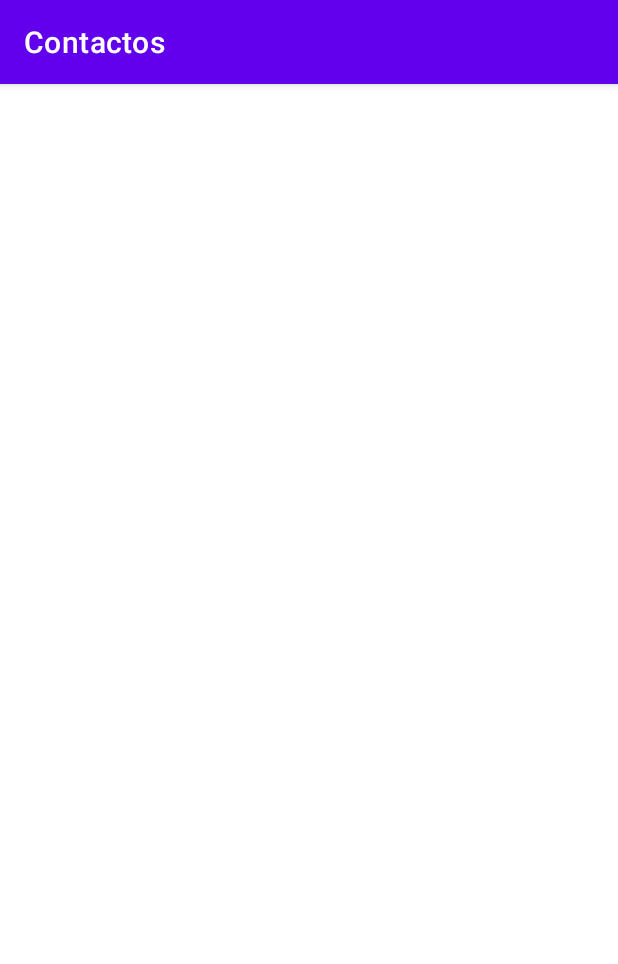
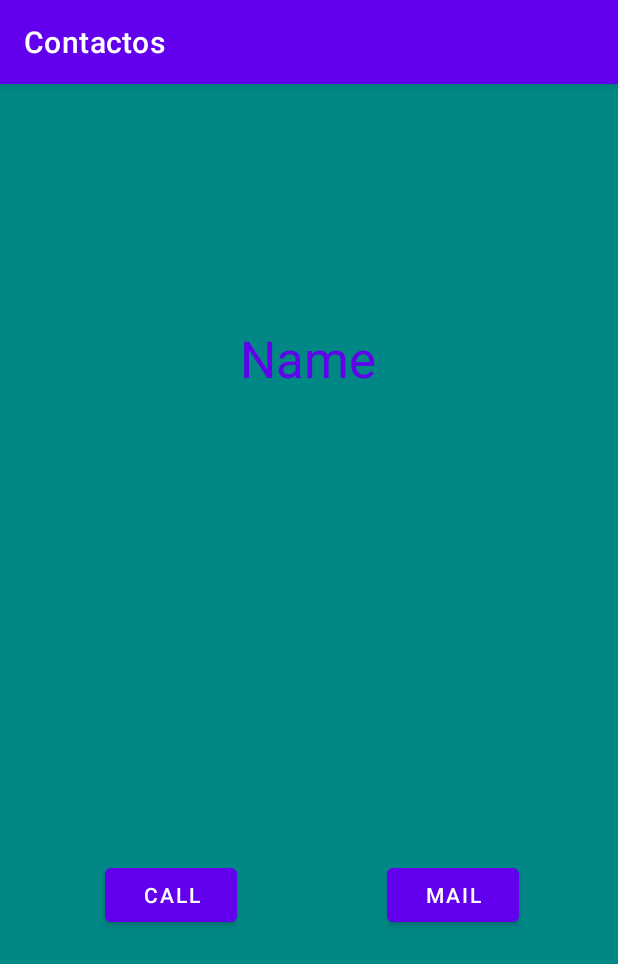
Before and after one commit to RafaelJoseOL/ContactosApp, an Android app: the fragment ContactInfo shown on its own in the app's theme, on a phone screen of 412 x 824 dp. Shown: the top 964 px of the screen. Run offline under Robolectric (Android 15) with nearby library versions, the phone set to English and light mode, and no system bars; pictures from the network do not load.

```diff
--- a/app/src/main/java/com/rafa/contactos/Contact.kt
+++ b/app/src/main/java/com/rafa/contactos/Contact.kt
@@ -4,5 +4,5 @@ import android.os.Parcelable
 import kotlinx.parcelize.Parcelize
 
 @Parcelize
-class Contact(val name: String, val phone: String, val mail: String, val contactPFP: String): Parcelable {
+data class Contact(val name: String, val phone: String, val mail: String, val contactPFP: String): Parcelable {
 }
--- a/app/src/main/java/com/rafa/contactos/ContactInfo.kt
+++ b/app/src/main/java/com/rafa/contactos/ContactInfo.kt
@@ -3,6 +3,8 @@ package com.rafa.contactos
 import android.os.Bundle
 import android.view.View
 import androidx.appcompat.app.AppCompatActivity
+import android.content.Intent
+import android.net.Uri
 import androidx.core.os.bundleOf
 import androidx.fragment.app.Fragment
 import com.bumptech.glide.Glide
@@ -10,12 +12,12 @@ import com.rafa.contactos.databinding.ContactInfoBinding
 
 class ContactInfo : Fragment(R.layout.contact_info) {
 
-    companion object{
-        const val EXTRA_CONTACT = "DetailActivity:Contact"
+    companion object {
+        const val EXTRA_CONTACT = "contact"
 
         fun create(contact: Contact): ContactInfo = ContactInfo().apply {
-                arguments = bundleOf(EXTRA_CONTACT to contact)
-            }
+            arguments = bundleOf(EXTRA_CONTACT to contact)
+        }
     }
 
     override fun onViewCreated(view: View, savedInstanceState: Bundle?) {
@@ -23,12 +25,21 @@ class ContactInfo : Fragment(R.layout.contact_info) {
         val binding = ContactInfoBinding.bind(view)
 
         val contact = arguments?.getParcelable<Contact>(EXTRA_CONTACT)
+        if (contact != null) {
+            binding.textName.text = contact.name;
+            Glide.with(binding.pfp)
+                .load(contact.contactPFP)
+                .into(binding.pfp)
+        }
+        binding.callButton.setOnClickListener {
+            val intent = Intent(Intent.ACTION_DIAL, Uri.parse("tel:" + contact?.phone))
+            startActivity(intent);
+        }
 
-        if (contact != null) {
-            (requireActivity() as AppCompatActivity).supportActionBar?.title = contact.name
-            Glide.with(binding.imagen)
-                .load(contact.contactPFP)
-                .into(binding.imagen)
+        binding.emailButton.setOnClickListener {
+            val intent = Intent(Intent.ACTION_SENDTO);
+            intent.data = Uri.parse("mailto:" + contact?.mail)
+            startActivity(intent);
         }
     }
 }
--- a/app/src/main/res/layout/activity_main.xml
+++ b/app/src/main/res/layout/activity_main.xml
@@ -12,5 +12,6 @@
         android:layout_height="match_parent"
         android:padding="2px"
         app:layoutManager="androidx.recyclerview.widget.GridLayoutManager"
-        app:spanCount="3"/>
+        app:spanCount="1"
+        tools:listitem="@layout/contact_layout"/>
 </FrameLayout>
--- a/app/src/main/res/layout/contact_info.xml
+++ b/app/src/main/res/layout/contact_info.xml
@@ -1,15 +1,54 @@
 <?xml version="1.0" encoding="utf-8"?>
-<FrameLayout xmlns:android="http://schemas.android.com/apk/res/android"
+<androidx.constraintlayout.widget.ConstraintLayout xmlns:android="http://schemas.android.com/apk/res/android"
     xmlns:app="http://schemas.android.com/apk/res-auto"
     xmlns:tools="http://schemas.android.com/tools"
     android:layout_width="match_parent"
     android:layout_height="match_parent"
-    tools:context=".ContactInfo">
+    android:background="?attr/colorSecondaryVariant">
+
+    <TextView
+        android:id="@+id/textName"
+        android:layout_width="148dp"
+        android:layout_height="47dp"
+        android:layout_marginTop="160dp"
+        android:text="Name"
+        android:textAlignment="center"
+        android:textColor="@color/purple_500"
+        android:textSize="34sp"
+        app:layout_constraintEnd_toEndOf="parent"
+        app:layout_constraintHorizontal_bias="0.498"
+        app:layout_constraintStart_toStartOf="parent"
+        app:layout_constraintTop_toTopOf="parent" />
+
     <ImageView
-        android:id="@+id/imagen"
-        android:layout_width="match_parent"
-        android:layout_height="400dp"
-        android:scaleType="centerCrop"
-        tools:srcCompat="@tools:sample/backgrounds/scenic" />
+        android:id="@+id/pfp"
+        android:layout_width="132dp"
+        android:layout_height="153dp"
+        android:layout_marginTop="56dp"
+        app:layout_constraintEnd_toEndOf="parent"
+        app:layout_constraintHorizontal_bias="0.498"
+        app:layout_constraintStart_toStartOf="parent"
+        app:layout_constraintTop_toBottomOf="@+id/textName"
+        tools:srcCompat="@tools:sample/avatars" />
 
-</FrameLayout>
+    <Button
+        android:id="@+id/callButton"
+        android:layout_width="wrap_content"
+        android:layout_height="wrap_content"
+        android:layout_marginTop="100dp"
+        android:text="Call"
+        app:layout_constraintEnd_toEndOf="parent"
+        app:layout_constraintHorizontal_bias="0.216"
+        app:layout_constraintStart_toStartOf="parent"
+        app:layout_constraintTop_toBottomOf="@+id/pfp" />
+
+    <Button
+        android:id="@+id/emailButton"
+        android:layout_width="wrap_content"
+        android:layout_height="wrap_content"
+        android:layout_marginStart="100dp"
+        android:layout_marginTop="100dp"
+        android:text="Mail"
+        app:layout_constraintStart_toEndOf="@+id/callButton"
+        app:layout_constraintTop_toBottomOf="@+id/pfp" />
+</androidx.constraintlayout.widget.ConstraintLayout>
--- a/app/src/main/res/layout/contact_layout.xml
+++ b/app/src/main/res/layout/contact_layout.xml
@@ -3,7 +3,9 @@
     xmlns:app="http://schemas.android.com/apk/res-auto"
     xmlns:tools="http://schemas.android.com/tools"
     android:layout_width="match_parent"
-    android:layout_height="match_parent">
+    android:layout_height="120dp"
+    android:layout_marginBottom="10dp"
+    android:background="@color/purple_200">
 
     <ImageView
         android:id="@+id/pfp"
```
Also changed, not shown: app/src/main/java/com/rafa/contactos/ContactsAdapter.kt (+7 -8 lines), app/src/main/java/com/rafa/contactos/MainActivity.kt (+9 -7 lines), app/src/main/res/layout/activity_host.xml (+7 -4 lines).
